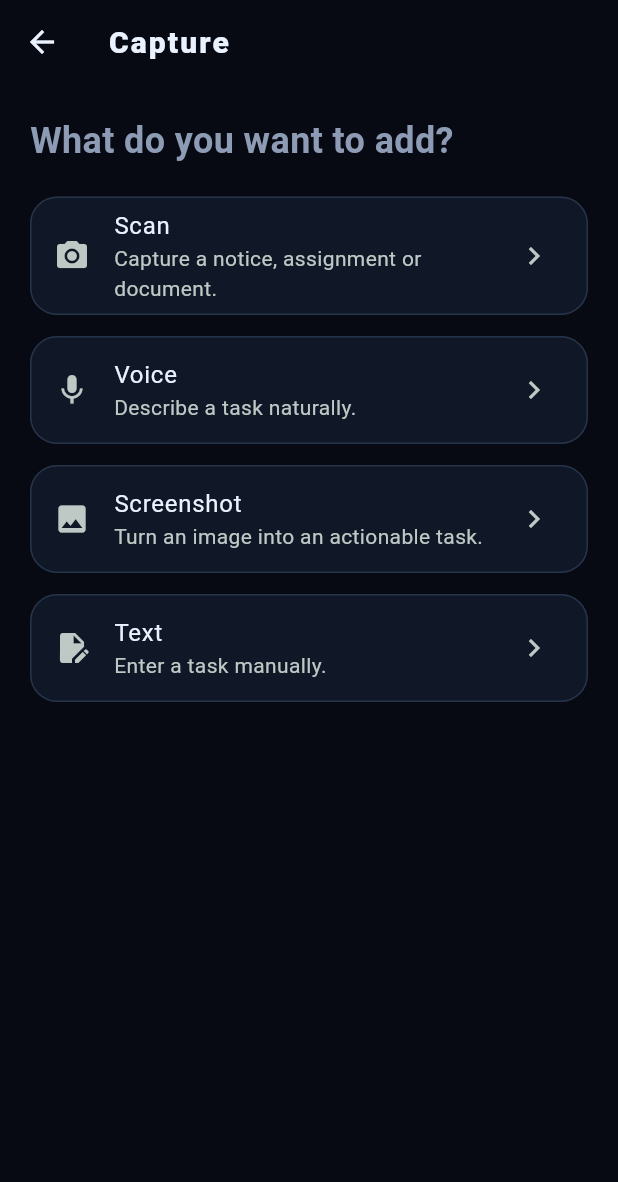
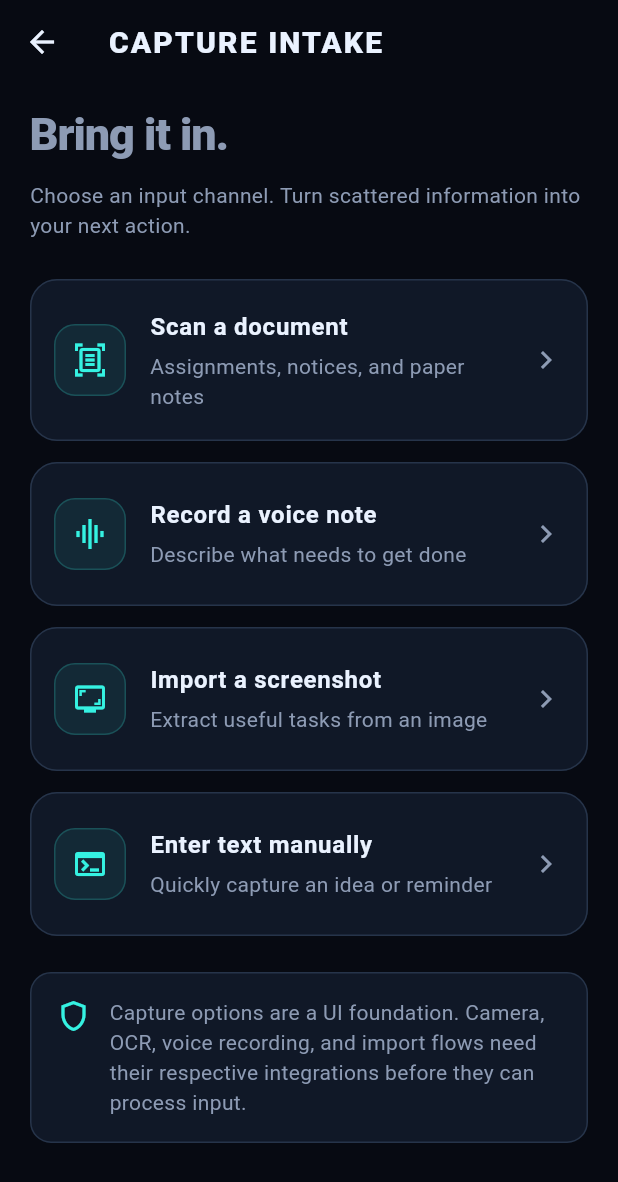
Before and after one commit to VegirajuMahaveerVarma/ACTIFY, a Flutter app: the CaptureScreen screen opened directly, on a phone screen of 412 x 824 dp. Shown: the top 1182 px of the screen. Run offline on Flutter 3.47's test engine with Material 3 defaults, Android fonts, the phone set to English and light mode, and no system bars; our stand-ins replace image_picker, speech_to_text.

Commit message:
feat(ui): style capture intake screen for cyber theme

```diff
--- a/mobile/lib/screens/capture/capture_screen.dart
+++ b/mobile/lib/screens/capture/capture_screen.dart
@@ -1,4 +1,5 @@
 import 'package:flutter/material.dart';
+import '../../app/theme.dart';
 
 class CaptureScreen extends StatelessWidget {
   const CaptureScreen({super.key});
@@ -6,16 +7,76 @@ class CaptureScreen extends StatelessWidget {
   @override
   Widget build(BuildContext context) {
     return Scaffold(
-      appBar: AppBar(title: const Text('Capture')),
+      appBar: AppBar(
+        title: const Text('CAPTURE INTAKE'),
+        leading: IconButton(
+          icon: const Icon(Icons.arrow_back),
+          onPressed: () => Navigator.of(context).pop(),
+        ),
+      ),
       body: ListView(
-        padding: const EdgeInsets.all(20),
+        padding: const EdgeInsets.fromLTRB(20, 12, 20, 24),
         children: [
-          const Text('What do you want to add?', style: TextStyle(fontSize: 24, fontWeight: FontWeight.bold)),
-          const SizedBox(height: 20),
-          _CaptureTile(icon: Icons.camera_alt, title: 'Scan', subtitle: 'Capture a notice, assignment or document.'),
-          _CaptureTile(icon: Icons.mic, title: 'Voice', subtitle: 'Describe a task naturally.'),
-          _CaptureTile(icon: Icons.image, title: 'Screenshot', subtitle: 'Turn an image into an actionable task.'),
-          _CaptureTile(icon: Icons.edit_document, title: 'Text', subtitle: 'Enter a task manually.'),
+          const Text(
+            'Bring it in.',
+            style: TextStyle(
+              fontSize: 30,
+              fontWeight: FontWeight.w800,
+              letterSpacing: -0.7,
+            ),
+          ),
+          const SizedBox(height: 8),
+          Text(
+            'Choose an input channel. Turn scattered information into your next action.',
+            style: Theme.of(context).textTheme.bodyMedium,
+          ),
+          const SizedBox(height: 26),
+          const _CaptureTile(
+            icon: Icons.document_scanner_outlined,
+            title: 'Scan a document',
+            subtitle: 'Assignments, notices, and paper notes',
+            tag: 'CAMERA',
+          ),
+          const _CaptureTile(
+            icon: Icons.graphic_eq,
+            title: 'Record a voice note',
+            subtitle: 'Describe what needs to get done',
+            tag: 'AUDIO',
+          ),
+          const _CaptureTile(
+            icon: Icons.screenshot_monitor_outlined,
+            title: 'Import a screenshot',
+            subtitle: 'Extract useful tasks from an image',
+            tag: 'IMAGE',
+          ),
+          const _CaptureTile(
+            icon: Icons.terminal,
+            title: 'Enter text manually',
+            subtitle: 'Quickly capture an idea or reminder',
+            tag: 'TEXT',
+          ),
+          const SizedBox(height: 10),
+          Container(
+            padding: const EdgeInsets.all(16),
+            decoration: BoxDecoration(
+              color: ActifyTheme.surface,
+              borderRadius: BorderRadius.circular(14),
+              border: Border.all(color: ActifyTheme.outline),
+            ),
+            child: const Row(
+              crossAxisAlignment: CrossAxisAlignment.start,
+              children: [
+                Icon(Icons.shield_outlined, color: ActifyTheme.neonCyan),
+                SizedBox(width: 12),
+                Expanded(
+                  child: Text(
+                    'Capture options are a UI foundation. Camera, OCR, voice recording, and import flows need their respective integrations before they can process input.',
+                    style: TextStyle(color: ActifyTheme.textMuted, height: 1.4),
+                  ),
+                ),
+              ],
+            ),
+          ),
         ],
       ),
     );
@@ -26,17 +87,36 @@ class _CaptureTile extends StatelessWidget {
   final IconData icon;
   final String title;
   final String subtitle;
+  final String tag;
 
-  const _CaptureTile({required this.icon, required this.title, required this.subtitle});
+  const _CaptureTile({
+    required this.icon,
+    required this.title,
+    required this.subtitle,
+    required this.tag,
+  });
 
   @override
   Widget build(BuildContext context) {
     return Card(
       child: ListTile(
-        leading: Icon(icon),
-        title: Text(title),
-        subtitle: Text(subtitle),
-        trailing: const Icon(Icons.chevron_right),
+        contentPadding: const EdgeInsets.symmetric(horizontal: 16, vertical: 12),
+        leading: Container(
+          width: 48,
+          height: 48,
+          decoration: BoxDecoration(
+            color: ActifyTheme.neonCyan.withValues(alpha: 0.08),
+            borderRadius: BorderRadius.circular(14),
+            border: Border.all(color: ActifyTheme.neonCyan.withValues(alpha: 0.2)),
+          ),
+          child: Icon(icon, color: ActifyTheme.neonCyan),
+        ),
+        title: Text(title, style: const TextStyle(fontWeight: FontWeight.w700)),
+        subtitle: Padding(
+          padding: const EdgeInsets.only(top: 5),
+          child: Text(subtitle, style: Theme.of(context).textTheme.bodyMedium),
+        ),
+        trailing: const Icon(Icons.chevron_right, color: ActifyTheme.textMuted),
       ),
     );
   }
```
